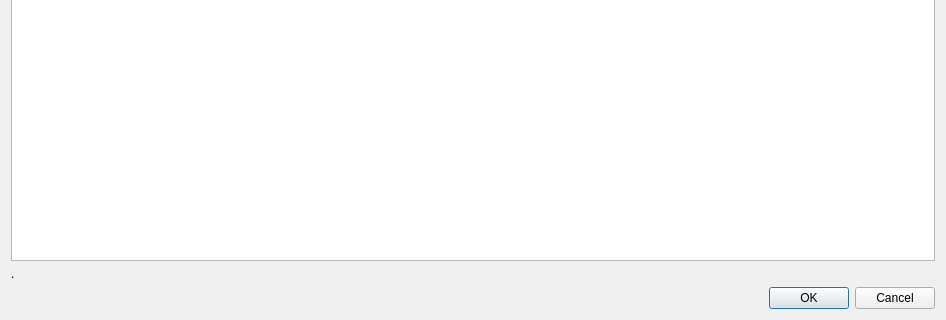
Qt form GUI_UIs/ui_dialog_import.ui (ccbogel/QualCoder) before a commit; both pictures show x 0 to 946 and y 259 to 579 of the 946 by 579 pixel window.
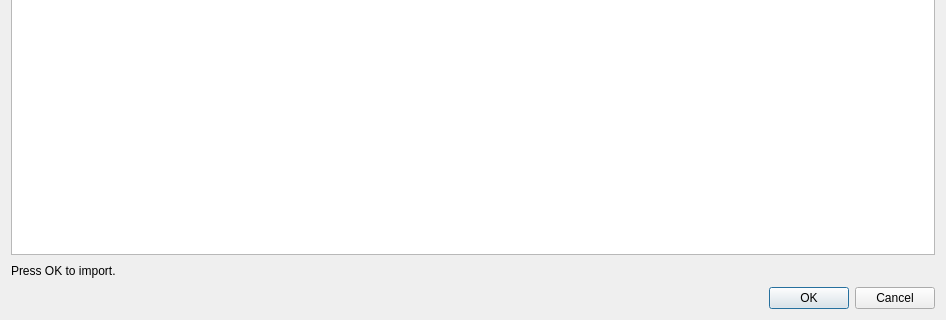
The same form after that commit.

```diff
--- a/GUI_UIs/ui_dialog_import.ui
+++ b/GUI_UIs/ui_dialog_import.ui
@@ -42,8 +42,20 @@
    </item>
    <item row="5" column="0">
     <widget class="QLabel" name="label_msg">
+     <property name="minimumSize">
+      <size>
+       <width>0</width>
+       <height>20</height>
+      </size>
+     </property>
+     <property name="maximumSize">
+      <size>
+       <width>16777215</width>
+       <height>20</height>
+      </size>
+     </property>
      <property name="text">
-      <string>.</string>
+      <string>Press OK to import.</string>
      </property>
     </widget>
    </item>
```
